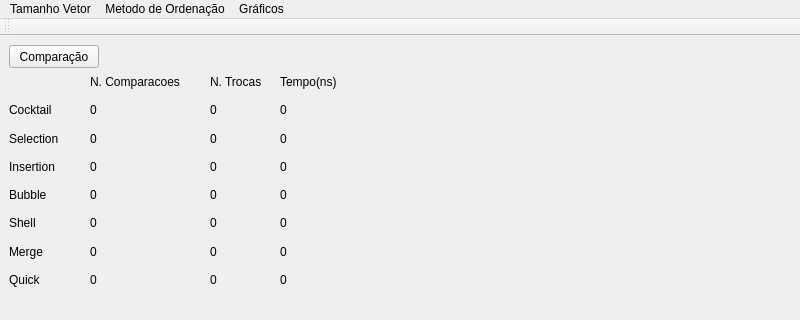
Above: mainwindow.ui from andresonsd/OldProjectNewQt before the change. Below: the same form after it.
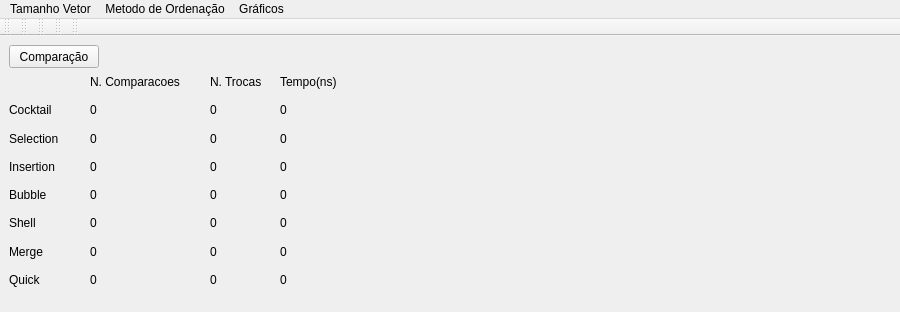
That is the form after the change. Custom widgets are drawn as their Qt base class.

Patch:
```diff
--- a/mainwindow.ui
+++ b/mainwindow.ui
@@ -9,8 +9,8 @@
    <rect>
     <x>0</x>
     <y>0</y>
-    <width>800</width>
-    <height>320</height>
+    <width>900</width>
+    <height>312</height>
    </rect>
   </property>
   <property name="sizePolicy">
@@ -21,8 +21,8 @@
   </property>
   <property name="maximumSize">
    <size>
-    <width>800</width>
-    <height>400</height>
+    <width>900</width>
+    <height>600</height>
    </size>
   </property>
   <property name="windowTitle">
@@ -446,17 +446,20 @@
     </property>
    </widget>
    <widget class="QCustomPlot" name="customPlot" native="true">
+    <property name="enabled">
+     <bool>true</bool>
+    </property>
     <property name="geometry">
      <rect>
       <x>360</x>
       <y>10</y>
-      <width>390</width>
-      <height>220</height>
+      <width>450</width>
+      <height>250</height>
      </rect>
     </property>
     <property name="maximumSize">
      <size>
-      <width>400</width>
+      <width>450</width>
       <height>250</height>
      </size>
     </property>
@@ -470,7 +473,7 @@
     <rect>
      <x>0</x>
      <y>0</y>
-     <width>800</width>
+     <width>900</width>
      <height>23</height>
     </rect>
    </property>
@@ -519,6 +522,50 @@
     <bool>false</bool>
    </attribute>
   </widget>
+  <widget class="QToolBar" name="toolBar">
+   <property name="windowTitle">
+    <string>toolBar</string>
+   </property>
+   <attribute name="toolBarArea">
+    <enum>TopToolBarArea</enum>
+   </attribute>
+   <attribute name="toolBarBreak">
+    <bool>false</bool>
+   </attribute>
+  </widget>
+  <widget class="QToolBar" name="toolBar_2">
+   <property name="windowTitle">
+    <string>toolBar_2</string>
+   </property>
+   <attribute name="toolBarArea">
+    <enum>TopToolBarArea</enum>
+   </attribute>
+   <attribute name="toolBarBreak">
+    <bool>false</bool>
+   </attribute>
+  </widget>
+  <widget class="QToolBar" name="toolBar_3">
+   <property name="windowTitle">
+    <string>toolBar_3</string>
+   </property>
+   <attribute name="toolBarArea">
+    <enum>TopToolBarArea</enum>
+   </attribute>
+   <attribute name="toolBarBreak">
+    <bool>false</bool>
+   </attribute>
+  </widget>
+  <widget class="QToolBar" name="toolBar_4">
+   <property name="windowTitle">
+    <string>toolBar_4</string>
+   </property>
+   <attribute name="toolBarArea">
+    <enum>TopToolBarArea</enum>
+   </attribute>
+   <attribute name="toolBarBreak">
+    <bool>false</bool>
+   </attribute>
+  </widget>
   <action name="action20_Posicoes">
    <property name="text">
     <string>20 Posicoes</string>
```
